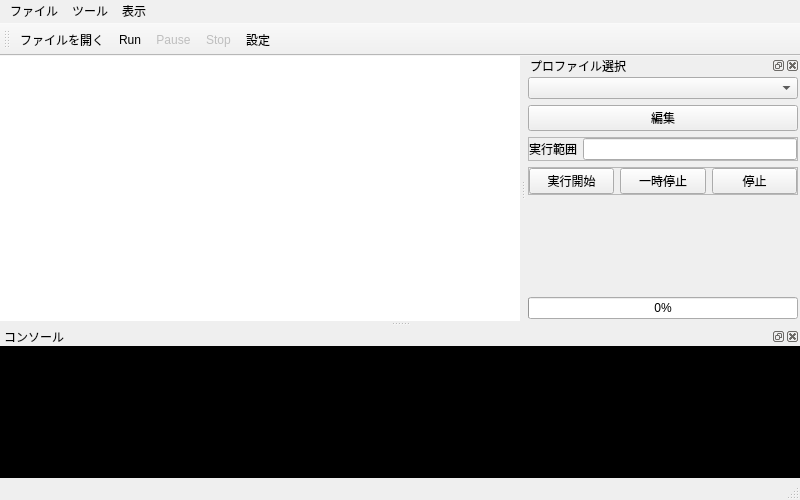
Old version of the form src/AutoBatchRunner/mainwindow.ui in the repository karakirimu/AutoBatchTools.
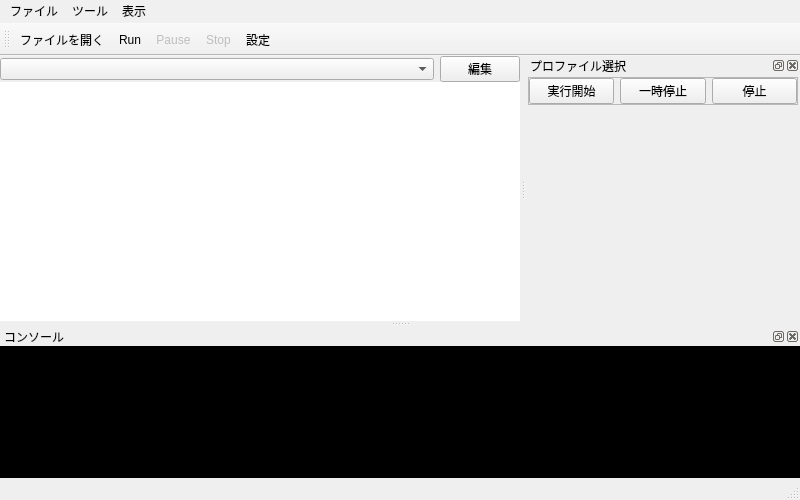
New version of the form. Icons and pictures are not drawn. Custom widgets are drawn as their Qt base class.

Diff of the .ui file:
```diff
--- a/src/AutoBatchRunner/mainwindow.ui
+++ b/src/AutoBatchRunner/mainwindow.ui
@@ -33,6 +33,46 @@
     <property name="bottomMargin">
      <number>0</number>
     </property>
+    <item>
+     <widget class="QFrame" name="frame">
+      <property name="frameShape">
+       <enum>QFrame::NoFrame</enum>
+      </property>
+      <property name="frameShadow">
+       <enum>QFrame::Raised</enum>
+      </property>
+      <layout class="QHBoxLayout" name="horizontalLayout">
+       <property name="leftMargin">
+        <number>0</number>
+       </property>
+       <property name="topMargin">
+        <number>0</number>
+       </property>
+       <property name="rightMargin">
+        <number>0</number>
+       </property>
+       <property name="bottomMargin">
+        <number>0</number>
+       </property>
+       <item>
+        <widget class="ProfileComboBox" name="comboBox"/>
+       </item>
+       <item>
+        <widget class="QPushButton" name="editButton">
+         <property name="sizePolicy">
+          <sizepolicy hsizetype="Fixed" vsizetype="Fixed">
+           <horstretch>0</horstretch>
+           <verstretch>0</verstretch>
+          </sizepolicy>
+         </property>
+         <property name="text">
+          <string>編集</string>
+         </property>
+        </widget>
+       </item>
+      </layout>
+     </widget>
+    </item>
     <item>
      <widget class="FileQueueTable" name="tableWidget">
       <property name="styleSheet">
@@ -149,50 +189,6 @@
      <property name="bottomMargin">
       <number>2</number>
      </property>
-     <item>
-      <widget class="ProfileComboBox" name="comboBox"/>
-     </item>
-     <item>
-      <widget class="QPushButton" name="editButton">
-       <property name="text">
-        <string>編集</string>
-       </property>
-      </widget>
-     </item>
-     <item>
-      <widget class="QFrame" name="frame_3">
-       <property name="frameShape">
-        <enum>QFrame::StyledPanel</enum>
-       </property>
-       <property name="frameShadow">
-        <enum>QFrame::Raised</enum>
-       </property>
-       <layout class="QHBoxLayout" name="horizontalLayout_3">
-        <property name="leftMargin">
-         <number>0</number>
-        </property>
-        <property name="topMargin">
-         <number>0</number>
-        </property>
-        <property name="rightMargin">
-         <number>0</number>
-        </property>
-        <property name="bottomMargin">
-         <number>0</number>
-        </property>
-        <item>
-         <widget class="QLabel" name="label_2">
-          <property name="text">
-           <string>実行範囲</string>
-          </property>
-         </widget>
-        </item>
-        <item>
-         <widget class="QLineEdit" name="lineEdit"/>
-        </item>
-       </layout>
-      </widget>
-     </item>
      <item>
       <widget class="QFrame" name="frame_2">
        <property name="frameShape">
@@ -263,13 +259,6 @@
        </property>
       </spacer>
      </item>
-     <item>
-      <widget class="QProgressBar" name="progressBar">
-       <property name="value">
-        <number>0</number>
-       </property>
-      </widget>
-     </item>
     </layout>
    </widget>
   </widget>
```
